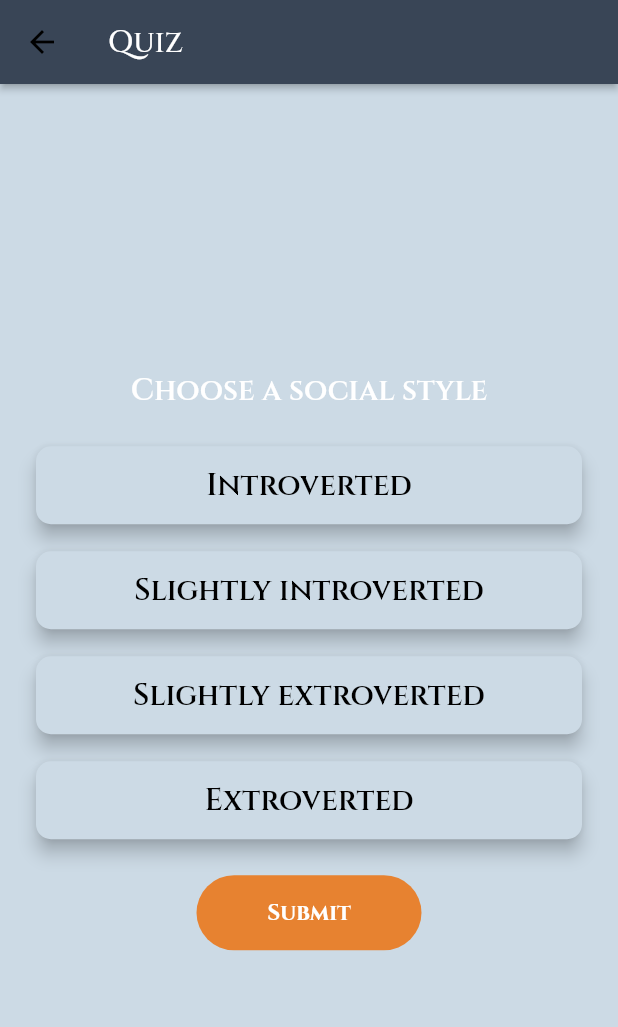
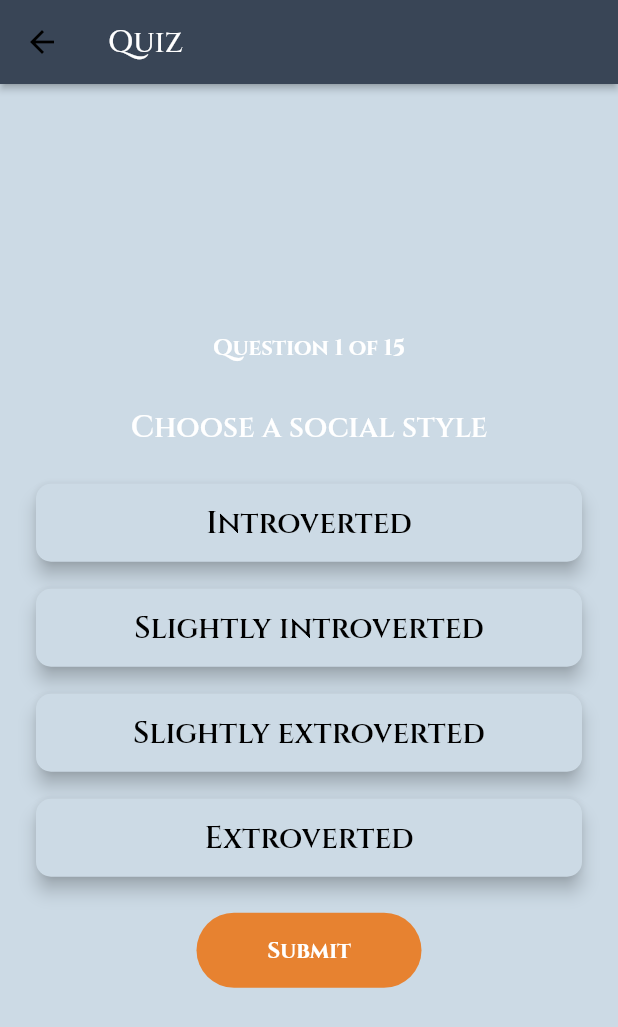
Before and after one commit to FormOfShred/dnd-quiz-app, a Flutter app: the screen it shows after launch, after a tap on "Create Character", on a phone screen of 412 x 824 dp. Shown: the top 1027 px of the screen. Run offline on Flutter 3.47's test engine with Material 2 defaults, Android fonts, the phone set to English and light mode, and no system bars; our stand-ins replace google_fonts, sqflite; accounts and stored records are empty.

Commit message:
question count

```diff
--- a/lib/main.dart
+++ b/lib/main.dart
@@ -26,6 +26,7 @@ class MyApp extends StatelessWidget {
         textTheme: GoogleFonts.cinzelTextTheme(
           Theme.of(context).textTheme,
         ),
+        fontFamily: GoogleFonts.cinzel().fontFamily,
       ),
       routes: {
         '/quiz': (context) {
--- a/lib/widgets/quiz_ui.dart
+++ b/lib/widgets/quiz_ui.dart
@@ -66,7 +66,19 @@ class _QuizUIState extends State<QuizUI> {
   Widget build(BuildContext context) {
     return Center(
       child: SingleChildScrollView(
-        child: Padding(
+        child: Column(children: [
+          Column(
+            children: [
+              const SizedBox(height: 20),
+              Text(
+                "Question ${widget.questionIndex + 1} of ${mainQuiz.length}",
+                style: TextStyle(
+                    color: Theme.of(context).colorScheme.onSecondary,
+                    fontSize: 15,
+                    fontWeight: FontWeight.bold),
+              ),
+              const SizedBox(height: 10),
+              Padding(
                 padding: const EdgeInsets.all(20.0),
                 child: Column(
                   mainAxisAlignment: MainAxisAlignment.center,
@@ -83,7 +95,9 @@ class _QuizUIState extends State<QuizUI> {
                             i < mainQuiz[widget.questionIndex].answers.length;
                             i++) ...[
                           AnswerCard(
-                      answer: mainQuiz[widget.questionIndex].answers[i].answer,
+                            answer: mainQuiz[widget.questionIndex]
+                                .answers[i]
+                                .answer,
                             isTapped: tappedCardIndex == i,
                             onTap: () => onTapCard(i),
                           ),
@@ -113,8 +127,10 @@ class _QuizUIState extends State<QuizUI> {
                                 },
                               if (widget.questionIndex < mainQuiz.length - 1)
                                 {
-                            Navigator.pushNamed(context, '/quiz', arguments: {
-                              'questionIndex': widget.questionIndex + 1,
+                                  Navigator.pushNamed(context, '/quiz',
+                                      arguments: {
+                                        'questionIndex':
+                                            widget.questionIndex + 1,
                                         'characterState': widget.characterState
                                       }),
                                 }
@@ -135,6 +151,9 @@ class _QuizUIState extends State<QuizUI> {
                   ],
                 ),
               ),
+            ],
+          ),
+        ]),
       ),
     );
   }
```
Lines whose indentation alone changed are shown as unchanged.
